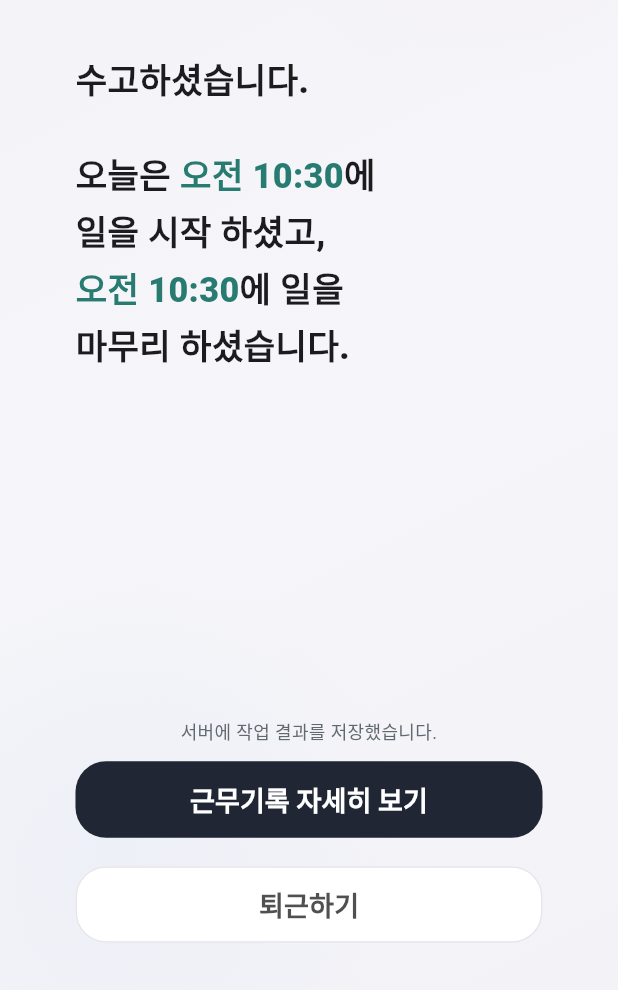
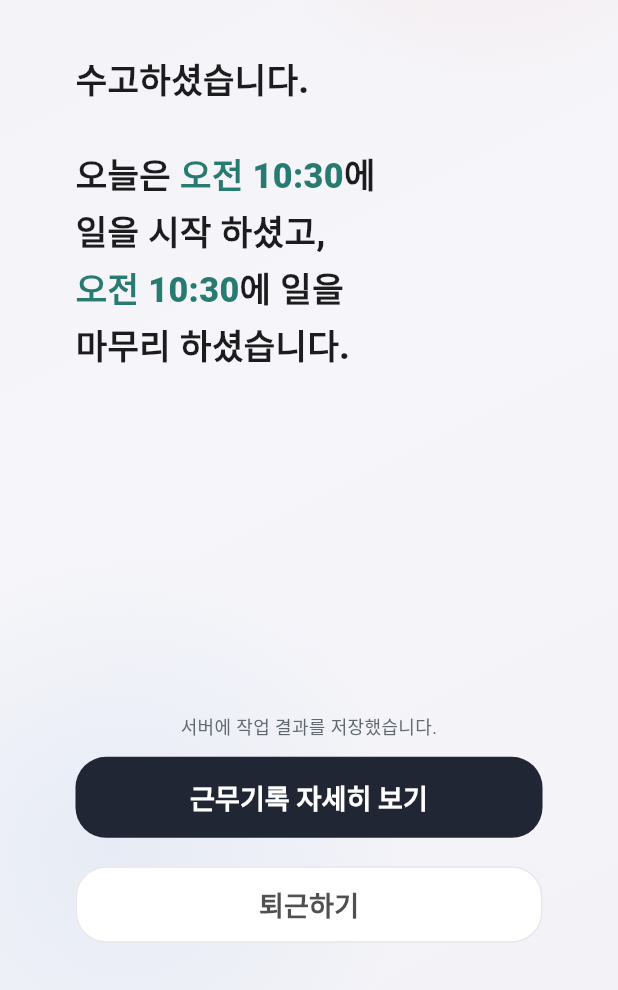
Before and after one commit to Hisabori/Su, a Flutter app: the CompletionPanel widget shown alone on an empty page, opened directly with empty values, on a phone screen of 412 x 824 dp, the part 246-1236 px from its top. Run offline on Flutter 3.47's test engine with Material 3 defaults, Android fonts, the phone set to English and light mode, and no system bars; our stand-ins replace flutter_secure_storage, flutter_tts, speech_to_text, video_player, youtube_player_iframe; missing offline and left inert: dart:js_interop; accounts and stored records are empty; Roboto replaces fonts that are missing (NanumGothic).

Commit message:
Fix large text layouts and add liquid glass controls with reduced-motion transitions

```diff
--- a/lib/screens/login_screen.dart
+++ b/lib/screens/login_screen.dart
@@ -205,7 +205,7 @@ class _LoginScreenState extends State<LoginScreen> {
       const Text('홈 화면에 설치: Safari 공유 → 홈 화면에 추가 / Chrome 메뉴 → 앱 설치',
           textAlign: TextAlign.center, style: TextStyle(fontSize: 12)),
       const SizedBox(height: 8),
-      const Text('v1.17.0 · 빌드 29',
+      const Text('v1.18.0 · 빌드 30',
           textAlign: TextAlign.center, style: TextStyle(fontSize: 12)),
       const SizedBox(height: 8),
       const Text('로그인과 결과 저장에는 인터넷 연결이 필요합니다.',
--- a/lib/screens/work_screen.dart
+++ b/lib/screens/work_screen.dart
@@ -1305,7 +1305,7 @@ class _WorkScreenState extends State<WorkScreen> with WidgetsBindingObserver {
                                 logout();
                               }),
                           const SizedBox(height: 8),
-                          const Text('수호천사 v1.17.0',
+                          const Text('수호천사 v1.18.0',
                               style: TextStyle(color: Colors.grey)),
                         ])))))).whenComplete(() {
       if (mounted) releaseMedia();
--- a/lib/theme/app_style.dart
+++ b/lib/theme/app_style.dart
@@ -1,5 +1,5 @@
 import 'package:flutter/material.dart';
-import 'package:flutter/cupertino.dart' show CupertinoPageTransitionsBuilder;
+import 'liquid_page_transition.dart';
 import 'appearance_scope.dart';
 
 abstract final class AppStyle {
@@ -21,6 +21,14 @@ abstract final class AppStyle {
         useMaterial3: true,
         fontFamily: 'NanumGothic',
         visualDensity: VisualDensity.standard,
+        iconTheme: const IconThemeData(color: blue, size: 22),
+        iconButtonTheme: IconButtonThemeData(
+            style: IconButton.styleFrom(
+                minimumSize: const Size(48, 48),
+                foregroundColor: blue,
+                backgroundColor: const Color(0xBFFFFFFF),
+                shape: RoundedRectangleBorder(
+                    borderRadius: BorderRadius.circular(16)))),
         tooltipTheme:
             const TooltipThemeData(waitDuration: Duration(milliseconds: 500)),
         snackBarTheme: SnackBarThemeData(
@@ -30,9 +38,9 @@ abstract final class AppStyle {
                 borderRadius: BorderRadius.circular(18))),
         scaffoldBackgroundColor: Colors.transparent,
         pageTransitionsTheme: const PageTransitionsTheme(builders: {
-          TargetPlatform.iOS: CupertinoPageTransitionsBuilder(),
-          TargetPlatform.android: CupertinoPageTransitionsBuilder(),
-          TargetPlatform.macOS: CupertinoPageTransitionsBuilder()
+          TargetPlatform.iOS: LiquidPageTransitionsBuilder(),
+          TargetPlatform.android: LiquidPageTransitionsBuilder(),
+          TargetPlatform.macOS: LiquidPageTransitionsBuilder()
         }),
         cardTheme: CardThemeData(
             color: const Color(0xB3FFFFFF),
--- /dev/null
+++ b/lib/theme/liquid_page_transition.dart
@@ -0,0 +1,24 @@
+import 'package:flutter/material.dart';
+
+/// Gentle route motion; respects the device's reduced-motion settings.
+class LiquidPageTransitionsBuilder extends PageTransitionsBuilder {
+  const LiquidPageTransitionsBuilder();
+
+  @override
+  Widget buildTransitions<T>(
+      PageRoute<T> route,
+      BuildContext context,
+      Animation<double> animation,
+      Animation<double> secondaryAnimation,
+      Widget child) {
+    final media = MediaQuery.of(context);
+    if (media.disableAnimations || media.accessibleNavigation) return child;
+    final eased = animation.drive(CurveTween(curve: Curves.easeOutCubic));
+    return FadeTransition(
+        opacity: eased,
+        child: SlideTransition(
+            position: eased
+                .drive(Tween(begin: const Offset(.035, 0), end: Offset.zero)),
+            child: child));
+  }
+}
--- a/lib/widgets/completion_panel.dart
+++ b/lib/widgets/completion_panel.dart
@@ -33,6 +33,8 @@ class CompletionPanel extends StatelessWidget {
         final width = math.min(bounds.maxWidth, 600.0);
         final scale = (width / 524).clamp(.7, 1.1);
         final today = DateTime.now();
+        final extra =
+            math.max(0.0, MediaQuery.textScalerOf(context).scale(16) / 16 - 1);
         final prefix = start == null ||
                 (start!.year == today.year &&
                     start!.month == today.month &&
@@ -55,8 +57,10 @@ class CompletionPanel extends StatelessWidget {
                 child: Center(
                     child: SizedBox(
                         width: width,
-                        height: math.max(bounds.maxHeight,
-                            (AppStyle.isBeta(context) ? 900 : 1100) * scale),
+                        height: math.max(
+                            bounds.maxHeight,
+                            (AppStyle.isBeta(context) ? 900 : 1100) * scale +
+                                extra * 700 * scale),
                         child: Padding(
                             padding:
                                 EdgeInsets.symmetric(horizontal: 64 * scale),
@@ -154,8 +158,9 @@ class CompletionPanel extends StatelessWidget {
                                               fontSize: 12,
                                               color: Color(0xFF616970)))),
                                   SizedBox(height: 14 * scale),
-                                  SizedBox(
-                                      height: 65 * scale,
+                                  ConstrainedBox(
+                                      constraints:
+                                          BoxConstraints(minHeight: 65 * scale),
                                       child: FilledButton(
                                           onPressed: onHistory,
                                           style: FilledButton.styleFrom(
@@ -175,8 +180,9 @@ class CompletionPanel extends StatelessWidget {
                                                   fontWeight:
                                                       FontWeight.w800)))),
                                   SizedBox(height: 24 * scale),
-                                  SizedBox(
-                                      height: 65 * scale,
+                                  ConstrainedBox(
+                                      constraints:
+                                          BoxConstraints(minHeight: 65 * scale),
                                       child: OutlinedButton(
                                           onPressed: onCheckout,
                                           style: OutlinedButton.styleFrom(
--- a/pubspec.yaml
+++ b/pubspec.yaml
@@ -1,7 +1,7 @@
 name: suho_angel
 description: APK evidence based reconstruction of the Suhoangel Android app.
 publish_to: none
-version: 1.17.0+29
+version: 1.18.0+30
 environment:
   sdk: '>=3.5.0 <4.0.0'
 dependencies:
```
Also changed, not shown: lib/theme/glass_surface.dart (+4 -4 lines), lib/widgets/question_panel.dart (+91 -31 lines), 4 other files.
